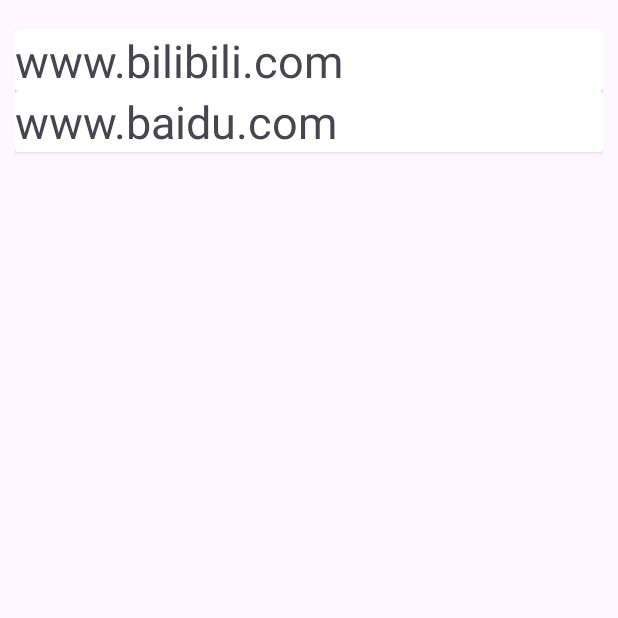
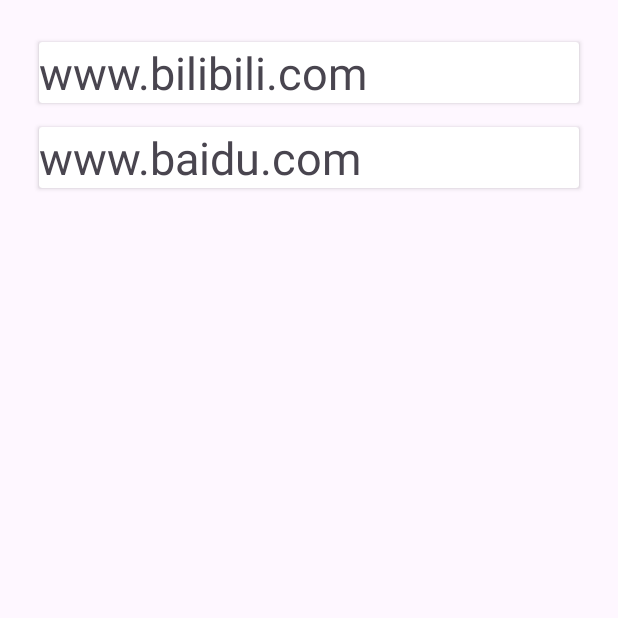
Before and after one commit to vegepuppy/Garnet, an Android app: the screen it shows after launch (InfoLinkActivity), after a tap on "高等数学", on a phone screen of 412 x 824 dp, the top half of it. Run offline under Robolectric (Android 15) with nearby library versions, the light colour scheme and no system bars.

Commit message:
3.27 修改了链接的界面，现在有了点击波纹和间距。尝试修改了图标

```diff
--- a/app/src/main/AndroidManifest.xml
+++ b/app/src/main/AndroidManifest.xml
@@ -6,9 +6,9 @@
         android:allowBackup="true"
         android:dataExtractionRules="@xml/data_extraction_rules"
         android:fullBackupContent="@xml/backup_rules"
-        android:icon="@mipmap/ic_launcher"
+        android:icon="@mipmap/ic_tempicon"
         android:label="@string/app_name"
-        android:roundIcon="@mipmap/ic_launcher_round"
+        android:roundIcon="@mipmap/ic_tempicon"
         android:supportsRtl="true"
         android:theme="@style/Theme.Garnet"
         tools:targetApi="31">
--- a/app/src/main/res/layout/layout_info_link_item.xml
+++ b/app/src/main/res/layout/layout_info_link_item.xml
@@ -5,7 +5,9 @@
     android:drawableStart="@drawable/baseline_123_24"
     xmlns:tools="http://schemas.android.com/tools"
     android:id="@+id/info_link_cardview"
-    >
+    android:layout_marginHorizontal="16dp"
+    android:layout_marginVertical="8dp"
+    android:foreground="?android:attr/selectableItemBackground">
     <TextView
         android:layout_width="match_parent"
         android:layout_height="wrap_content"
```
Also changed, not shown: app/src/main/res/mipmap-hdpi/ic_tempicon.png (added).
